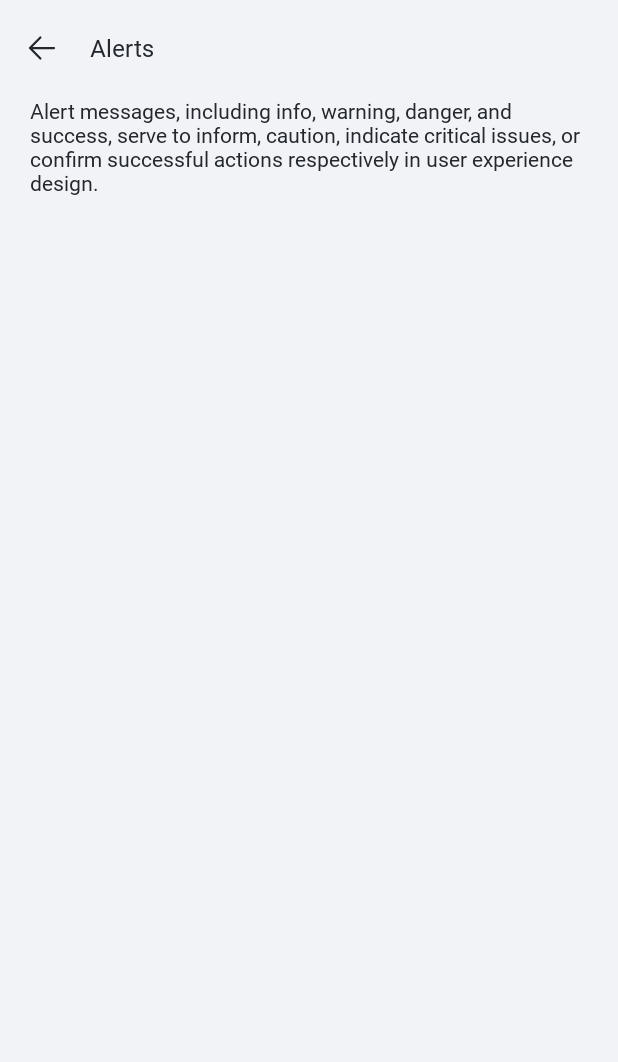
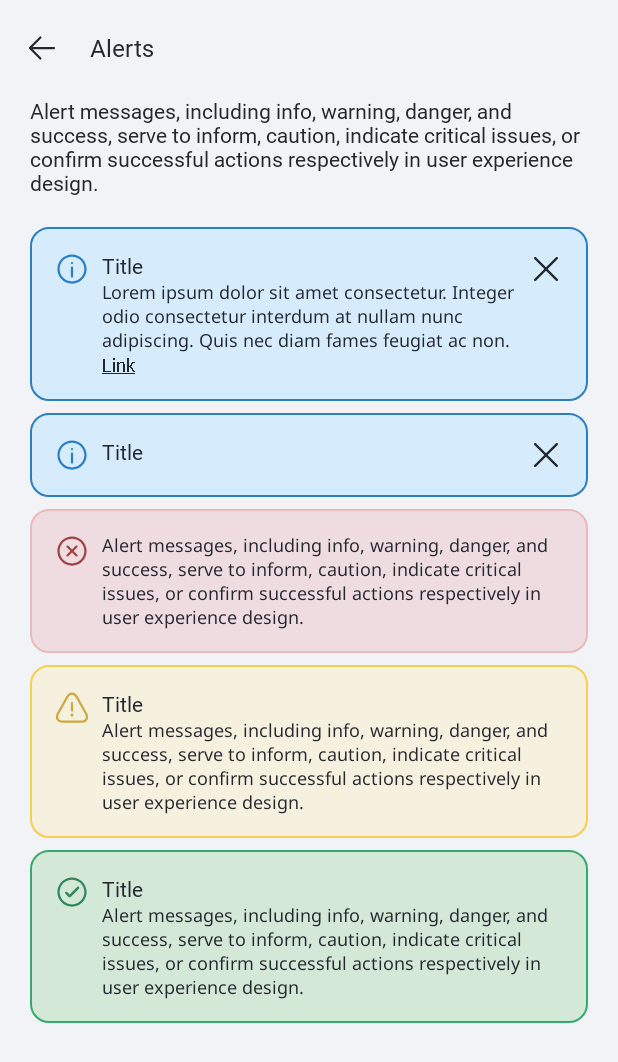
Before and after one commit to ArMkrtchyan/Design-system-and-components, an Android app: the AlertsFragment screen opened through its navigation route, on a phone screen of 412 x 824 dp. Shown: the top 1062 px of the screen. Run offline under Robolectric (Android 15) with nearby library versions, the phone set to English and light mode, and no system bars.

Commit message:
Implement Alert component

```diff
--- a/app/src/main/java/am/acba/components/AlertsFragment.kt
+++ b/app/src/main/java/am/acba/components/AlertsFragment.kt
@@ -1,8 +1,10 @@
 package am.acba.components
 
+import am.acba.component.alert.PrimaryAlert
 import am.acba.components.base.BaseViewBindingFragment
 import am.acba.components.base.Inflater
 import am.acba.components.databinding.FragmentAlertsBinding
+import android.widget.Toast
 import androidx.appcompat.widget.Toolbar
 
 class AlertsFragment : BaseViewBindingFragment<FragmentAlertsBinding>() {
@@ -12,7 +14,19 @@ class AlertsFragment : BaseViewBindingFragment<FragmentAlertsBinding>() {
         get() = mBinding.toolbar
 
     override fun FragmentAlertsBinding.initView() {
-
+        alert.apply {
+            setType(PrimaryAlert.AlertTypes.INFO)
+            setTitle("Title")
+            setBody("Lorem ipsum dolor sit amet consectetur. Integer odio consectetur interdum at nullam nunc adipiscing. Quis nec diam fames feugiat ac non.")
+            setLink("Link")
+            setOnCloseClickListener {
+                Toast.makeText(context, "Button clicked", Toast.LENGTH_SHORT)
+                    .show()
+            }
+            setOnLinkClickListener {
+                Toast.makeText(context, "Link clicked", Toast.LENGTH_SHORT)
+                    .show()
+            }
+        }
     }
-
 }
--- a/app/src/main/res/layout/fragment_alerts.xml
+++ b/app/src/main/res/layout/fragment_alerts.xml
@@ -29,10 +29,52 @@
 
         <LinearLayout
             android:layout_width="match_parent"
-            android:layout_height="match_parent"
+            android:layout_height="wrap_content"
             android:orientation="vertical"
             android:paddingHorizontal="20dp">
 
+            <am.acba.component.alert.PrimaryAlert
+                android:id="@+id/alert"
+                android:layout_width="match_parent"
+                android:layout_height="wrap_content"
+                tools:body="Alert messages, including info, warning, danger, and success, serve to inform, caution, indicate critical issues, or confirm successful actions respectively in user experience design."
+                tools:link="link"
+                tools:showCloseIcon="true"
+                tools:title="Title" />
+
+            <am.acba.component.alert.PrimaryAlert
+                android:layout_width="match_parent"
+                android:layout_height="wrap_content"
+                android:layout_marginTop="8dp"
+                app:showCloseIcon="true"
+                app:title="Title"
+                app:type="Info" />
+
+            <am.acba.component.alert.PrimaryAlert
+                android:layout_width="match_parent"
+                android:layout_height="wrap_content"
+                android:layout_marginTop="8dp"
+                app:body="Alert messages, including info, warning, danger, and success, serve to inform, caution, indicate critical issues, or confirm successful actions respectively in user experience design."
+                app:showCloseIcon="false"
+                app:type="Danger" />
+
+            <am.acba.component.alert.PrimaryAlert
+                android:layout_width="match_parent"
+                android:layout_height="wrap_content"
+                android:layout_marginTop="8dp"
+                app:body="Alert messages, including info, warning, danger, and success, serve to inform, caution, indicate critical issues, or confirm successful actions respectively in user experience design."
+                app:showCloseIcon="false"
+                app:title="Title"
+                app:type="Warning" />
+
+            <am.acba.component.alert.PrimaryAlert
+                android:layout_width="match_parent"
+                android:layout_height="wrap_content"
+                android:layout_marginTop="8dp"
+                app:body="Alert messages, including info, warning, danger, and success, serve to inform, caution, indicate critical issues, or confirm successful actions respectively in user experience design."
+                app:showCloseIcon="false"
+                app:title="Title"
+                app:type="Success" />
 
         </LinearLayout>
     </ScrollView>
--- /dev/null
+++ b/component/src/main/java/am/acba/component/alert/PrimaryAlert.kt
@@ -0,0 +1,148 @@
+package am.acba.component.alert
+
+import am.acba.component.PreventDoubleClickListener
+import am.acba.component.R
+import am.acba.component.alert.PrimaryAlert.AlertTypes.Companion.findAlertTypeByOrdinal
+import am.acba.component.databinding.AlertLayoutBinding
+import am.acba.component.extensions.getColorFromAttr
+import am.acba.component.extensions.inflater
+import am.acba.component.textView.PrimaryTextView
+import android.content.Context
+import android.content.res.ColorStateList
+import android.graphics.Paint
+import android.util.AttributeSet
+import android.widget.FrameLayout
+import androidx.core.content.ContextCompat
+import androidx.core.view.isVisible
+
+class PrimaryAlert : FrameLayout {
+    private val binding by lazy { AlertLayoutBinding.inflate(context.inflater(), this, false) }
+
+    private var showCloseIcon = true
+    private var clickInterval = 1000
+
+    constructor(context: Context) : super(context)
+
+    constructor(context: Context, attrs: AttributeSet) : super(context, attrs) {
+        init(attrs)
+    }
+
+    constructor(context: Context, attrs: AttributeSet, defStyleAttr: Int)
+            : super(context, attrs, defStyleAttr) {
+        init(attrs)
+    }
+
+    private fun init(attrs: AttributeSet) {
+        context.obtainStyledAttributes(attrs, R.styleable.PrimaryAlert).apply {
+            addView(binding.root)
+            try {
+                showCloseIcon = getBoolean(R.styleable.PrimaryAlert_showCloseIcon, true)
+                val type = getInt(R.styleable.PrimaryAlert_type, 0).findAlertTypeByOrdinal()
+                    ?: AlertTypes.INFO
+                val title = getString(R.styleable.PrimaryAlert_title)
+                val body = getString(R.styleable.PrimaryAlert_body)
+                val link = getString(R.styleable.PrimaryAlert_link)
+
+                updateCloseIconVisibility()
+                setType(type)
+                setTitle(title)
+                setBody(body)
+                setLink(link)
+            } catch (e: Exception) {
+                e.printStackTrace()
+            }
+            recycle()
+            invalidate()
+        }
+    }
+
+    private fun updateCloseIconVisibility() {
+        binding.ivClose.isVisible = showCloseIcon
+    }
+
+    fun setTitle(title: String?) {
+        binding.tvTitle.updateTextView(title)
+    }
+
+    fun setBody(body: String?) {
+        binding.tvBody.updateTextView(body)
+    }
+
+    fun setLink(link: String?) {
+        binding.tvLink.apply {
+            paintFlags = Paint.UNDERLINE_TEXT_FLAG
+            updateTextView(link)
+        }
+    }
+
+    private fun PrimaryTextView.updateTextView(text: String?) {
+        isVisible = !text.isNullOrEmpty()
+        if (isVisible) this.text = text
+    }
+
+    fun setType(type: AlertTypes) {
+        binding.layout.setBackgroundResource(type.backgroundRes)
+        binding.ivStartIcon.apply {
+            setImageDrawable(ContextCompat.getDrawable(context, type.iconRes))
+            val color = context.getColorFromAttr(type.iconColorRes)
+            imageTintList = ColorStateList.valueOf(color)
+        }
+    }
+
+    fun setOnCloseClickListener(onClickListener: OnClickListener?) {
+        if (showCloseIcon && onClickListener != null) {
+            binding.ivClose.setOnClickListener(
+                PreventDoubleClickListener(
+                    onClickListener,
+                    clickInterval
+                )
+            )
+        } else {
+            binding.ivClose.setOnClickListener(onClickListener)
+        }
+    }
+
+    fun setOnLinkClickListener(onClickListener: OnClickListener?) {
+        binding.tvLink.apply {
+            if (isVisible && onClickListener != null) {
+                setOnClickListener(
+                    PreventDoubleClickListener(
+                        onClickListener,
+                        clickInterval
+                    )
+                )
+            } else {
+                setOnClickListener(onClickListener)
+            }
+        }
+    }
+
+    enum class AlertTypes(val iconRes: Int, val iconColorRes: Int, val backgroundRes: Int) {
+        INFO(
+            R.drawable.ic_info,
+            R.attr.contentInfoTonal1,
+            R.drawable.alert_info_background
+        ),
+        DANGER(
+            R.drawable.ic_close_round,
+            R.attr.contentDangerTonal1,
+            R.drawable.alert_danger_background
+        ),
+        WARNING(
+            R.drawable.ic_warning,
+            R.attr.contentWarningTonal1,
+            R.drawable.alert_warning_background
+        ),
+        SUCCESS(
+            R.drawable.ic_success,
+            R.attr.contentSuccessTonal1,
+            R.drawable.alert_success_background
+        );
+
+        companion object {
+            fun Int.findAlertTypeByOrdinal(): AlertTypes? {
+                return entries.find { it.ordinal == this }
+            }
+        }
+    }
+}
--- /dev/null
+++ b/component/src/main/res/drawable/alert_danger_background.xml
@@ -0,0 +1,8 @@
+<?xml version="1.0" encoding="utf-8"?>
+<shape xmlns:android="http://schemas.android.com/apk/res/android">
+    <stroke
+        android:width="1dp"
+        android:color="?attr/borderDangerTonal1" />
+    <solid android:color="?attr/backgroundDangerTonal1" />
+    <corners android:radius="12dp" />
+</shape>
--- /dev/null
+++ b/component/src/main/res/drawable/alert_info_background.xml
@@ -0,0 +1,8 @@
+<?xml version="1.0" encoding="utf-8"?>
+<shape xmlns:android="http://schemas.android.com/apk/res/android">
+    <stroke
+        android:width="1dp"
+        android:color="?attr/borderInfoTonal1" />
+    <solid android:color="?attr/backgroundInfoTonal1" />
+    <corners android:radius="12dp" />
+</shape>
--- /dev/null
+++ b/component/src/main/res/drawable/alert_success_background.xml
@@ -0,0 +1,8 @@
+<?xml version="1.0" encoding="utf-8"?>
+<shape xmlns:android="http://schemas.android.com/apk/res/android">
+    <stroke
+        android:width="1dp"
+        android:color="?attr/borderSuccess" />
+    <solid android:color="?attr/backgroundSuccessTonal1" />
+    <corners android:radius="12dp" />
+</shape>
--- /dev/null
+++ b/component/src/main/res/drawable/alert_warning_background.xml
@@ -0,0 +1,8 @@
+<?xml version="1.0" encoding="utf-8"?>
+<shape xmlns:android="http://schemas.android.com/apk/res/android">
+    <stroke
+        android:width="1dp"
+        android:color="?attr/borderWarning" />
+    <solid android:color="?attr/backgroundWarningTonal1" />
+    <corners android:radius="12dp" />
+</shape>
--- /dev/null
+++ b/component/src/main/res/layout/alert_layout.xml
@@ -0,0 +1,74 @@
+<?xml version="1.0" encoding="utf-8"?>
+<androidx.constraintlayout.widget.ConstraintLayout xmlns:android="http://schemas.android.com/apk/res/android"
+    xmlns:app="http://schemas.android.com/apk/res-auto"
+    xmlns:tools="http://schemas.android.com/tools"
+    android:id="@+id/layout"
+    android:layout_width="match_parent"
+    android:layout_height="wrap_content"
+    android:padding="16dp">
+
+    <am.acba.component.imageView.PrimaryImageView
+        android:id="@+id/iv_start_icon"
+        android:layout_width="24dp"
+        android:layout_height="24dp"
+        app:layout_constraintStart_toStartOf="parent"
+        app:layout_constraintTop_toTopOf="parent"
+        tools:src="@drawable/ic_info" />
+
+    <am.acba.component.textView.PrimaryTextView
+        android:id="@+id/tv_title"
+        style="@style/Body2.Bold"
+        android:layout_width="0dp"
+        android:layout_height="wrap_content"
+        android:layout_marginHorizontal="8dp"
+        android:ellipsize="end"
+        android:singleLine="true"
+        android:visibility="gone"
+        app:layout_constraintEnd_toStartOf="@+id/iv_close"
+        app:layout_constraintStart_toEndOf="@+id/iv_start_icon"
+        app:layout_constraintTop_toTopOf="parent"
+        app:layout_goneMarginEnd="0dp"
+        tools:text="Title"
+        tools:visibility="visible" />
+
+    <am.acba.component.textView.PrimaryTextView
+        android:id="@+id/tv_body"
+        style="@style/Small.Regular"
+        android:layout_width="0dp"
+        android:layout_height="wrap_content"
+        android:layout_marginHorizontal="8dp"
+        android:visibility="gone"
+        app:layout_constraintEnd_toStartOf="@+id/iv_close"
+        app:layout_constraintStart_toEndOf="@+id/iv_start_icon"
+        app:layout_constraintTop_toBottomOf="@id/tv_title"
+        app:layout_goneMarginEnd="0dp"
+        tools:text="Body"
+        tools:visibility="visible" />
+
+    <am.acba.component.textView.PrimaryTextView
+        android:id="@+id/tv_link"
+        style="@style/Small.Bold"
+        android:layout_width="0dp"
+        android:layout_height="wrap_content"
+        android:layout_marginHorizontal="8dp"
+        android:visibility="gone"
+        app:layout_constraintBottom_toBottomOf="parent"
+        app:layout_constraintEnd_toStartOf="@+id/iv_close"
+        app:layout_constraintStart_toEndOf="@+id/iv_start_icon"
+        app:layout_constraintTop_toBottomOf="@id/tv_body"
+        app:layout_goneMarginEnd="0dp"
+        tools:text="underline"
+        tools:visibility="visible" />
+
+    <am.acba.component.imageView.PrimaryImageView
+        android:id="@+id/iv_close"
+        android:layout_width="24dp"
+        android:layout_height="24dp"
+        android:src="@drawable/ic_close"
+        android:tint="?attr/contentPrimary"
+        android:visibility="gone"
+        app:layout_constraintEnd_toEndOf="parent"
+        app:layout_constraintTop_toTopOf="parent"
+        tools:visibility="visible" />
+
+</androidx.constraintlayout.widget.ConstraintLayout>
--- a/component/src/main/res/values/attrs.xml
+++ b/component/src/main/res/values/attrs.xml
@@ -21,6 +21,9 @@
     <attr name="badgePaddingStart" format="dimension" />
     <attr name="badgePaddingEnd" format="dimension" />
     <attr name="badgeTextAppearance" format="reference" />
+    <attr name="title" format="string" />
+    <attr name="body" format="string" />
+    <attr name="showCloseIcon" format="boolean" />
 
     <declare-styleable name="ds">
 
@@ -54,7 +57,9 @@
         <attr name="backgroundDanger" format="color" />
         <attr name="backgroundDangerTonal1" format="color" />
         <attr name="backgroundSuccess" format="color" />
+        <attr name="backgroundSuccessTonal1" format="color" />
         <attr name="backgroundInfo" format="color" />
+        <attr name="backgroundInfoTonal1" format="color" />
         <attr name="backgroundWarning" format="color" />
         <attr name="backgroundWarningTonal1" format="color" />
         <attr name="backgroundPending" format="color" />
@@ -83,6 +88,9 @@
         <attr name="borderNeutral" format="color" />
         <attr name="borderDanger" format="color" />
         <attr name="borderDangerTonal1" format="color" />
+        <attr name="borderInfoTonal1" format="color" />
+        <attr name="borderWarning" format="color" />
+        <attr name="borderSuccess" format="color" />
 
         <!-- Overlay -->
         <attr name="overlayTonal1" format="color" />
@@ -343,4 +351,16 @@
         <attr name="toolbarTitle" format="string" />
     </declare-styleable>
 
+    <declare-styleable name="PrimaryAlert">
+        <attr name="type" format="enum">
+            <enum name="Info" value="0" />
+            <enum name="Danger" value="1" />
+            <enum name="Warning" value="2" />
+            <enum name="Success" value="3" />
+        </attr>
+        <attr name="title" />
+        <attr name="body" />
+        <attr name="link" format="string" />
+        <attr name="showCloseIcon" />
+    </declare-styleable>
 </resources>
--- a/component/src/main/res/values/base_theme_style.xml
+++ b/component/src/main/res/values/base_theme_style.xml
@@ -43,7 +43,9 @@
         <item name="backgroundDanger">@color/Red_500</item>
         <item name="backgroundDangerTonal1">@color/Red_200_40</item>
         <item name="backgroundSuccess">@color/Green_500</item>
+        <item name="backgroundSuccessTonal1">@color/Green_200_40</item>
         <item name="backgroundInfo">@color/Blue_500</item>
+        <item name="backgroundInfoTonal1">@color/Blue_100</item>
         <item name="backgroundWarning">@color/Orange_500</item>
         <item name="backgroundWarningTonal1">@color/Orange_200_40</item>
         <item name="backgroundPending">@color/BlueGrey_200</item>
@@ -72,6 +74,9 @@
         <item name="borderNeutral">@color/BlueGrey_150</item>
         <item name="borderDanger">@color/Red_600</item>
         <item name="borderDangerTonal1">@color/Red_200</item>
+        <item name="borderInfoTonal1">@color/Blue_600</item>
+        <item name="borderWarning">@color/Orange_500</item>
+        <item name="borderSuccess">@color/Green_500</item>
 
         <!-- Overlay -->
         <item name="overlayTonal1">@color/BlueGrey_200_0</item>
--- a/component/src/main/res/values/colors.xml
+++ b/component/src/main/res/values/colors.xml
@@ -22,14 +22,18 @@
     <color name="BrandGreen_600">#00856D</color>
     <color name="BrandGreen_650">#00745F</color>
 
+    <color name="Green_200_40">#66A5D6A7</color>
     <color name="Green_500">#38A96C</color>
     <color name="Green_600">#2D8756</color>
+    <color name="Green_800_40">#6616442B</color>
 
+    <color name="Blue_100">#D6ECFD</color>
     <color name="Blue_200">#AED9FA</color>
     <color name="Blue_500">#349FF3</color>
     <color name="Blue_600">#2A7FC2</color>
     <color name="Blue_700">#1F5F92</color>
     <color name="Blue_800">#154061</color>
+    <color name="Blue_900">#0A2031</color>
 
     <color name="Orange_200_40">#66FBEBB9</color>
     <color name="Orange_500">#F6CE51</color>
--- a/component/src/main/res/values/styles_dark.xml
+++ b/component/src/main/res/values/styles_dark.xml
@@ -21,7 +21,9 @@
         <item name="backgroundDanger">@color/Red_500</item>
         <item name="backgroundDangerTonal1">@color/Red_800_40</item>
         <item name="backgroundSuccess">@color/Green_500</item>
+        <item name="backgroundSuccessTonal1">@color/Green_800_40</item>
         <item name="backgroundInfo">@color/Blue_500</item>
+        <item name="backgroundInfoTonal1">@color/Blue_900</item>
         <item name="backgroundWarning">@color/Orange_500</item>
         <item name="backgroundWarningTonal1">@color/Orange_800_40</item>
         <item name="backgroundPending">@color/BlueGrey_400</item>
@@ -50,6 +52,9 @@
         <item name="borderNeutral">@color/BlueGrey_900</item>
         <item name="borderDanger">@color/Red_500</item>
         <item name="borderDangerTonal1">@color/Red_800</item>
+        <item name="borderInfoTonal1">@color/Blue_600</item>
+        <item name="borderWarning">@color/Orange_600</item>
+        <item name="borderSuccess">@color/Green_600</item>
 
         <!-- Overlay -->
         <item name="overlayTonal1">@color/BlueGrey_700_0</item>
```
